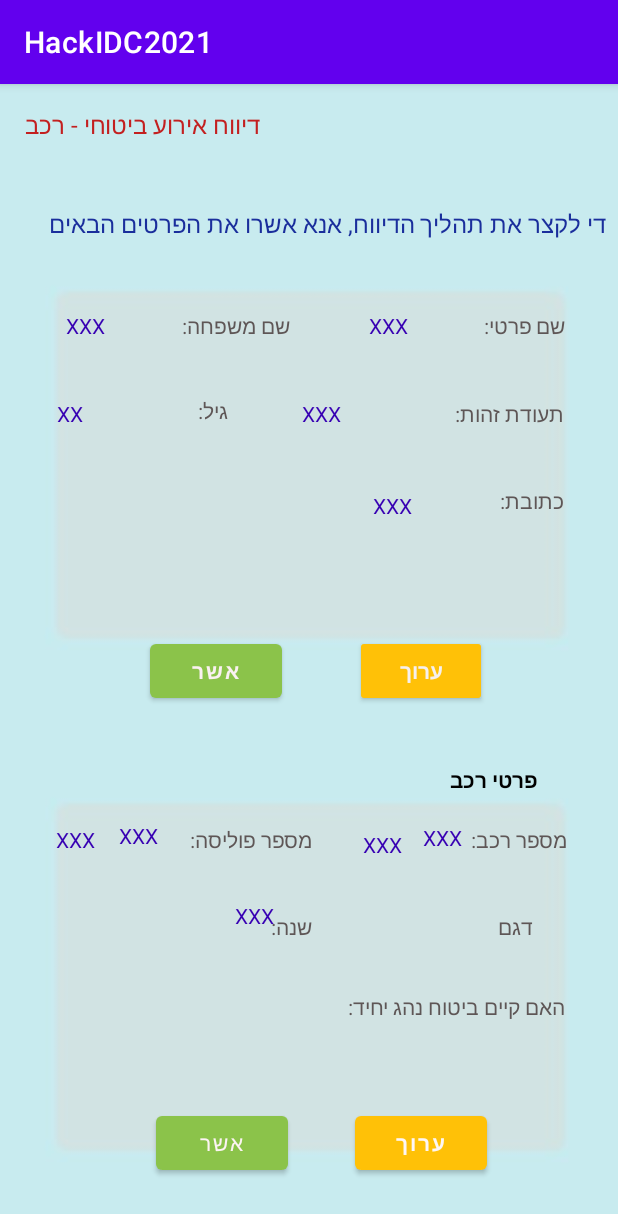
After one commit to ran6996/HackIDC2021, an Android app: the personal_details screen opened directly, with no data from a screen before it, on a phone screen of 412 x 824 dp. The commit adds this screen. Shown: the top 1214 px of the screen. Run offline under Robolectric (Android 15) with nearby library versions, the light colour scheme and no system bars.

Commit message:
gil 3rd page

```diff
--- a/app/src/main/AndroidManifest.xml
+++ b/app/src/main/AndroidManifest.xml
@@ -9,7 +9,8 @@
         android:roundIcon="@mipmap/ic_launcher_round"
         android:supportsRtl="true"
         android:theme="@style/Theme.HackIDC2021">
-        <activity android:name=".choose_subject"></activity>
+        <activity android:name=".personal_details"></activity>
+        <activity android:name=".choose_subject" />
         <activity android:name=".MainActivity">
             <intent-filter>
                 <action android:name="android.intent.action.MAIN" />
--- a/app/src/main/java/com/example/hackidc2021/choose_subject.kt
+++ b/app/src/main/java/com/example/hackidc2021/choose_subject.kt
@@ -2,10 +2,14 @@ package com.example.hackidc2021
 
 import androidx.appcompat.app.AppCompatActivity
 import android.os.Bundle
+import kotlinx.android.synthetic.main.activity_main.*
+import kotlinx.android.synthetic.main.activity_choose_subject.*
+
 
 class choose_subject : AppCompatActivity() {
     override fun onCreate(savedInstanceState: Bundle?) {
         super.onCreate(savedInstanceState)
         setContentView(R.layout.activity_choose_subject)
+        person_name_box.setText(person.name);
     }
 }
--- /dev/null
+++ b/app/src/main/java/com/example/hackidc2021/personal_details.kt
@@ -0,0 +1,11 @@
+package com.example.hackidc2021
+
+import androidx.appcompat.app.AppCompatActivity
+import android.os.Bundle
+
+class personal_details : AppCompatActivity() {
+    override fun onCreate(savedInstanceState: Bundle?) {
+        super.onCreate(savedInstanceState)
+        setContentView(R.layout.activity_personal_details)
+    }
+}
--- a/app/src/main/res/layout/activity_choose_subject.xml
+++ b/app/src/main/res/layout/activity_choose_subject.xml
@@ -14,7 +14,7 @@
         android:layout_marginTop="88dp"
         android:layout_marginEnd="73dp"
         android:layout_marginRight="73dp"
-        android:text="שלום "
+        android:text="@string/hi"
         app:layout_constraintEnd_toEndOf="parent"
         app:layout_constraintTop_toTopOf="parent" />
 
@@ -26,7 +26,7 @@
         android:layout_marginLeft="20dp"
         android:layout_marginTop="12dp"
         android:layout_marginBottom="316dp"
-        android:text="ביטוח רפואי"
+        android:text="@string/med_in"
         app:backgroundTint="#3F51B5"
         app:layout_constraintBottom_toBottomOf="parent"
         app:layout_constraintStart_toStartOf="parent"
@@ -39,7 +39,7 @@
         android:layout_marginTop="80dp"
         android:layout_marginEnd="60dp"
         android:layout_marginRight="60dp"
-        android:text="עבור איזה ביטוח ברצונך להעלות דיווח?"
+        android:text="@string/quest"
         android:textSize="20sp"
         app:layout_constraintEnd_toEndOf="parent"
         app:layout_constraintTop_toBottomOf="@+id/textView7" />
@@ -54,7 +54,7 @@
         android:layout_marginEnd="14dp"
         android:layout_marginRight="14dp"
         android:layout_marginBottom="316dp"
-        android:text="ביטוח רכב"
+        android:text="@string/car_in"
         app:backgroundTint="#3F51B5"
         app:layout_constraintBottom_toBottomOf="parent"
         app:layout_constraintEnd_toStartOf="@+id/button5"
@@ -69,7 +69,7 @@
         android:layout_marginEnd="20dp"
         android:layout_marginRight="20dp"
         android:layout_marginBottom="316dp"
-        android:text="ביטוח דירה"
+        android:text="@string/apart_in"
         app:backgroundTint="#3F51B5"
         app:layout_constraintBottom_toBottomOf="parent"
         app:layout_constraintEnd_toEndOf="parent"
@@ -82,6 +82,7 @@
         android:layout_marginStart="5dp"
         android:layout_marginLeft="5dp"
         android:layout_marginTop="38dp"
+        android:importantForAccessibility="no"
         app:layout_constraintStart_toStartOf="parent"
         app:layout_constraintTop_toBottomOf="@+id/textView8"
         app:srcCompat="@drawable/car" />
@@ -93,6 +94,8 @@
         android:layout_marginTop="38dp"
         android:layout_marginEnd="18dp"
         android:layout_marginRight="18dp"
+        android:contentDescription="@string/imim"
+        android:importantForAccessibility="no"
         app:layout_constraintEnd_toStartOf="@+id/imageView3"
         app:layout_constraintStart_toEndOf="@+id/imageView"
         app:layout_constraintTop_toBottomOf="@+id/textView8"
@@ -105,6 +108,8 @@
         android:layout_marginTop="37dp"
         android:layout_marginEnd="10dp"
         android:layout_marginRight="10dp"
+        android:contentDescription="@string/amam"
+        android:importantForAccessibility="no"
         app:layout_constraintEnd_toEndOf="parent"
         app:layout_constraintTop_toBottomOf="@+id/textView8"
         app:srcCompat="@drawable/home" />
@@ -116,6 +121,7 @@
         android:layout_marginTop="88dp"
         android:layout_marginEnd="11dp"
         android:layout_marginRight="11dp"
+        android:text="@string/name_name"
         app:layout_constraintEnd_toStartOf="@+id/textView7"
         app:layout_constraintTop_toTopOf="parent" />
 
--- a/app/src/main/res/layout/activity_main.xml
+++ b/app/src/main/res/layout/activity_main.xml
@@ -122,7 +122,7 @@
         android:layout_marginEnd="10dp"
         android:layout_marginRight="10dp"
         android:ems="10"
-        android:hint="  "
+        android:hint="@string/nn"
         android:importantForAccessibility="no"
         android:importantForAutofill="no"
         android:inputType="textPersonName"
@@ -138,7 +138,7 @@
         android:layout_marginEnd="41dp"
         android:layout_marginRight="41dp"
         android:ems="10"
-        android:hint=" "
+        android:hint="@string/mm"
         android:importantForAccessibility="no"
         android:importantForAutofill="no"
         android:inputType="textPassword"
--- /dev/null
+++ b/app/src/main/res/layout/activity_personal_details.xml
@@ -0,0 +1,384 @@
+<?xml version="1.0" encoding="utf-8"?>
+<androidx.constraintlayout.widget.ConstraintLayout xmlns:android="http://schemas.android.com/apk/res/android"
+    xmlns:app="http://schemas.android.com/apk/res-auto"
+    xmlns:tools="http://schemas.android.com/tools"
+    android:layout_width="match_parent"
+    android:layout_height="match_parent"
+    android:background="#C8EBEF"
+    tools:context=".personal_details">
+
+    <TextView
+        android:id="@+id/textView9"
+        android:layout_width="wrap_content"
+        android:layout_height="wrap_content"
+        android:layout_marginStart="16dp"
+        android:layout_marginLeft="16dp"
+        android:layout_marginTop="16dp"
+        android:text="@string/a"
+        android:textColor="#C32020"
+        android:textSize="16sp"
+        app:layout_constraintStart_toStartOf="parent"
+        app:layout_constraintTop_toTopOf="parent" />
+
+    <TextView
+        android:id="@+id/textView10"
+        android:layout_width="wrap_content"
+        android:layout_height="wrap_content"
+        android:layout_marginTop="44dp"
+        android:layout_marginEnd="8dp"
+        android:layout_marginRight="8dp"
+        android:text="@string/ac"
+        android:textColor="#1A2E9C"
+        android:textSize="16sp"
+        app:layout_constraintEnd_toEndOf="parent"
+        app:layout_constraintTop_toBottomOf="@+id/textView9" />
+
+    <ImageView
+        android:id="@+id/imageView9"
+        android:layout_width="wrap_content"
+        android:layout_height="wrap_content"
+        android:layout_marginTop="8dp"
+        app:layout_constraintEnd_toEndOf="parent"
+        app:layout_constraintTop_toBottomOf="@+id/textView10"
+        app:srcCompat="@drawable/par"
+        android:contentDescription="@string/ae" />
+
+    <ImageView
+        android:id="@+id/imageView10"
+        android:layout_width="wrap_content"
+        android:layout_height="wrap_content"
+        android:layout_marginTop="52dp"
+        android:contentDescription="@string/aj"
+        app:layout_constraintEnd_toEndOf="parent"
+        app:layout_constraintTop_toBottomOf="@+id/imageView9"
+        app:srcCompat="@drawable/par" />
+
+    <TextView
+        android:id="@+id/textView12"
+        android:layout_width="wrap_content"
+        android:layout_height="wrap_content"
+        android:layout_marginTop="151dp"
+        android:layout_marginEnd="35dp"
+        android:layout_marginRight="35dp"
+        android:text="@string/e"
+        android:textColor="#5E5656"
+        app:layout_constraintEnd_toEndOf="parent"
+        app:layout_constraintTop_toTopOf="parent" />
+
+    <TextView
+        android:id="@+id/textView13"
+        android:layout_width="wrap_content"
+        android:layout_height="wrap_content"
+        android:layout_marginStart="121dp"
+        android:layout_marginLeft="121dp"
+        android:layout_marginTop="151dp"
+        android:text="@string/g"
+        android:textColor="#5E5656"
+        app:layout_constraintStart_toStartOf="parent"
+        app:layout_constraintTop_toTopOf="parent" />
+
+    <TextView
+        android:id="@+id/textView15"
+        android:layout_width="wrap_content"
+        android:layout_height="wrap_content"
+        android:layout_marginTop="210dp"
+        android:layout_marginEnd="36dp"
+        android:layout_marginRight="36dp"
+        android:text="@string/h"
+        android:textColor="#5E5656"
+        app:layout_constraintEnd_toEndOf="parent"
+        app:layout_constraintTop_toTopOf="parent" />
+
+    <TextView
+        android:id="@+id/textView16"
+        android:layout_width="wrap_content"
+        android:layout_height="wrap_content"
+        android:layout_marginTop="208dp"
+        android:layout_marginEnd="260dp"
+        android:layout_marginRight="260dp"
+        android:text="@string/t"
+        android:textColor="#5E5656"
+        app:layout_constraintEnd_toEndOf="parent"
+        app:layout_constraintTop_toTopOf="parent" />
+
+    <TextView
+        android:id="@+id/textView17"
+        android:layout_width="wrap_content"
+        android:layout_height="wrap_content"
+        android:layout_marginTop="268dp"
+        android:layout_marginEnd="36dp"
+        android:layout_marginRight="36dp"
+        android:text="@string/i"
+        android:textColor="#5E5656"
+        app:layout_constraintEnd_toEndOf="parent"
+        app:layout_constraintTop_toTopOf="parent" />
+
+    <Button
+        android:id="@+id/button7"
+        android:layout_width="wrap_content"
+        android:layout_height="wrap_content"
+        android:layout_marginStart="100dp"
+        android:layout_marginLeft="100dp"
+        android:layout_marginBottom="38dp"
+        android:text="@string/j"
+        android:textColor="#FAF1F1"
+        android:textStyle="bold"
+        app:backgroundTint="#8BC34A"
+        app:layout_constraintBottom_toTopOf="@+id/imageView10"
+        app:layout_constraintStart_toStartOf="parent" />
+
+    <Button
+        android:id="@+id/button8"
+        style="@style/Widget.AppCompat.Button.Colored"
+        android:layout_width="wrap_content"
+        android:layout_height="wrap_content"
+        android:layout_marginEnd="87dp"
+        android:layout_marginRight="87dp"
+        android:layout_marginBottom="38dp"
+        android:text="@string/k"
+        android:textColor="#F6F0F0"
+        android:textStyle="bold"
+        app:backgroundTint="#FFC107"
+        app:iconTint="#F8F5F5"
+        app:layout_constraintBottom_toTopOf="@+id/imageView10"
+        app:layout_constraintEnd_toEndOf="parent"
+        app:rippleColor="#BD2121" />
+
+    <Button
+        android:id="@+id/button9"
+        android:layout_width="wrap_content"
+        android:layout_height="wrap_content"
+        android:layout_marginEnd="87dp"
+        android:layout_marginRight="87dp"
+        android:layout_marginBottom="38dp"
+        android:text="@string/c"
+        android:textColor="#FDF6F6"
+        android:textStyle="bold"
+        app:backgroundTint="#FFC107"
+        app:layout_constraintBottom_toBottomOf="parent"
+        app:layout_constraintEnd_toEndOf="parent"
+        app:strokeColor="#FFC107" />
+
+    <Button
+        android:id="@+id/button10"
+        android:layout_width="wrap_content"
+        android:layout_height="wrap_content"
+        android:layout_marginStart="104dp"
+        android:layout_marginLeft="104dp"
+        android:layout_marginBottom="38dp"
+        android:text="@string/ab"
+        android:textColor="#FDF4F4"
+        app:backgroundTint="#8BC34A"
+        app:iconTint="#EDE4E4"
+        app:layout_constraintBottom_toBottomOf="parent"
+        app:layout_constraintStart_toStartOf="parent" />
+
+    <TextView
+        android:id="@+id/textView19"
+        android:layout_width="wrap_content"
+        android:layout_height="wrap_content"
+        android:layout_marginStart="273dp"
+        android:layout_marginLeft="273dp"
+        android:layout_marginTop="10dp"
+        android:layout_marginBottom="697dp"
+        android:text="@string/s"
+        android:textColor="@color/black"
+        android:textStyle="bold"
+        app:layout_constraintBottom_toBottomOf="parent"
+        app:layout_constraintStart_toStartOf="parent"
+        app:layout_constraintTop_toBottomOf="@+id/textView10" />
+
+    <TextView
+        android:id="@+id/textView25"
+        android:layout_width="wrap_content"
+        android:layout_height="wrap_content"
+        android:layout_marginTop="605dp"
+        android:layout_marginEnd="35dp"
+        android:layout_marginRight="35dp"
+        android:text="@string/w"
+        android:textColor="#5E5656"
+        app:layout_constraintEnd_toEndOf="parent"
+        app:layout_constraintTop_toTopOf="parent" />
+
+    <TextView
+        android:id="@+id/textView22"
+        android:layout_width="wrap_content"
+        android:layout_height="wrap_content"
+        android:layout_marginTop="494dp"
+        android:layout_marginEnd="34dp"
+        android:layout_marginRight="34dp"
+        android:text="@string/q"
+        android:textColor="#5E5656"
+        app:layout_constraintEnd_toEndOf="parent"
+        app:layout_constraintTop_toTopOf="parent" />
+
+    <TextView
+        android:id="@+id/textView20"
+        android:layout_width="wrap_content"
+        android:layout_height="wrap_content"
+        android:layout_marginStart="299dp"
+        android:layout_marginLeft="299dp"
+        android:layout_marginTop="454dp"
+        android:text="@string/m"
+        android:textColor="@color/black"
+        android:textStyle="bold"
+        app:layout_constraintStart_toStartOf="parent"
+        app:layout_constraintTop_toTopOf="parent" />
+
+    <TextView
+        android:id="@+id/textView24"
+        android:layout_width="wrap_content"
+        android:layout_height="wrap_content"
+        android:layout_marginTop="494dp"
+        android:layout_marginEnd="204dp"
+        android:layout_marginRight="204dp"
+        android:text="@string/f"
+        android:textColor="#5E5656"
+        app:layout_constraintEnd_toEndOf="parent"
+        app:layout_constraintTop_toTopOf="parent" />
+
+    <TextView
+        android:id="@+id/textView23"
+        android:layout_width="wrap_content"
+        android:layout_height="wrap_content"
+        android:layout_marginTop="552dp"
+        android:layout_marginEnd="204dp"
+        android:layout_marginRight="204dp"
+        android:text="@string/v"
+        android:textColor="#5E5656"
+        app:layout_constraintEnd_toEndOf="parent"
+        app:layout_constraintTop_toTopOf="parent" />
+
+    <TextView
+        android:id="@+id/textView21"
+        android:layout_width="wrap_content"
+        android:layout_height="wrap_content"
+        android:layout_marginStart="332dp"
+        android:layout_marginLeft="332dp"
+        android:layout_marginTop="552dp"
+        android:text="@string/ad"
+        android:textColor="#5E5656"
+        app:layout_constraintStart_toStartOf="parent"
+        app:layout_constraintTop_toTopOf="parent" />
+
+    <TextView
+        android:id="@+id/private_name"
+        android:layout_width="wrap_content"
+        android:layout_height="wrap_content"
+        android:layout_marginTop="151dp"
+        android:layout_marginEnd="140dp"
+        android:layout_marginRight="140dp"
+        android:text="@string/r"
+        android:textColor="@color/purple_700"
+        app:layout_constraintEnd_toEndOf="parent"
+        app:layout_constraintTop_toTopOf="parent" />
+
+    <TextView
+        android:id="@+id/last_name"
+        android:layout_width="wrap_content"
+        android:layout_height="wrap_content"
+        android:layout_marginStart="44dp"
+        android:layout_marginLeft="44dp"
+        android:layout_marginTop="151dp"
+        android:text="@string/l"
+        android:textColor="@color/purple_700"
+        app:layout_constraintStart_toStartOf="parent"
+        app:layout_constraintTop_toTopOf="parent" />
+
+    <TextView
+        android:id="@+id/tz"
+        android:layout_width="wrap_content"
+        android:layout_height="wrap_content"
+        android:layout_marginStart="201dp"
+        android:layout_marginLeft="201dp"
+        android:layout_marginTop="210dp"
+        android:text="@string/u"
+        android:textColor="@color/purple_700"
+        app:layout_constraintStart_toStartOf="parent"
+        app:layout_constraintTop_toTopOf="parent" />
+
+    <TextView
+        android:id="@+id/age"
+        android:layout_width="wrap_content"
+        android:layout_height="wrap_content"
+        android:layout_marginStart="38dp"
+        android:layout_marginLeft="38dp"
+        android:layout_marginTop="210dp"
+        android:text="@string/p"
+        android:textColor="@color/purple_700"
+        app:layout_constraintStart_toStartOf="parent"
+        app:layout_constraintTop_toTopOf="parent" />
+
+    <TextView
+        android:id="@+id/address"
+        android:layout_width="wrap_content"
+        android:layout_height="wrap_content"
+        android:layout_marginTop="271dp"
+        android:layout_marginEnd="137dp"
+        android:layout_marginRight="137dp"
+        android:text="@string/o"
+        android:textColor="@color/purple_700"
+        app:layout_constraintEnd_toEndOf="parent"
+        app:layout_constraintTop_toTopOf="parent" />
+
+    <TextView
+        android:id="@+id/car_num"
+        android:layout_width="wrap_content"
+        android:layout_height="wrap_content"
+        android:layout_marginTop="497dp"
+        android:layout_marginEnd="144dp"
+        android:layout_marginRight="144dp"
+        android:text="@string/n"
+        android:textColor="@color/purple_700"
+        app:layout_constraintEnd_toEndOf="parent"
+        app:layout_constraintTop_toTopOf="parent" />
+
+    <TextView
+        android:id="@+id/policy_num"
+        android:layout_width="wrap_content"
+        android:layout_height="wrap_content"
+        android:layout_marginStart="37dp"
+        android:layout_marginLeft="37dp"
+        android:layout_marginTop="494dp"
+        android:text="@string/x"
+        android:textColor="@color/purple_700"
+        app:layout_constraintStart_toStartOf="parent"
+        app:layout_constraintTop_toTopOf="parent" />
+
+    <TextView
+        android:id="@+id/firm"
+        android:layout_width="wrap_content"
+        android:layout_height="wrap_content"
+        android:layout_marginEnd="104dp"
+        android:layout_marginRight="104dp"
+        android:layout_marginBottom="256dp"
+        android:text="@string/y"
+        android:textColor="@color/purple_700"
+        app:layout_constraintBottom_toBottomOf="parent"
+        app:layout_constraintEnd_toEndOf="parent" />
+
+    <TextView
+        android:id="@+id/year"
+        android:layout_width="wrap_content"
+        android:layout_height="wrap_content"
+        android:layout_marginStart="79dp"
+        android:layout_marginLeft="79dp"
+        android:layout_marginBottom="257dp"
+        android:text="@string/z"
+        android:textColor="@color/purple_700"
+        app:layout_constraintBottom_toBottomOf="parent"
+        app:layout_constraintStart_toStartOf="parent" />
+
+    <TextView
+        android:id="@+id/driver"
+        android:layout_width="wrap_content"
+        android:layout_height="wrap_content"
+        android:layout_marginEnd="229dp"
+        android:layout_marginRight="229dp"
+        android:layout_marginBottom="204dp"
+        android:text="@string/aa"
+        android:textColor="@color/purple_700"
+        app:layout_constraintBottom_toBottomOf="parent"
+        app:layout_constraintEnd_toEndOf="parent" />
+
+</androidx.constraintlayout.widget.ConstraintLayout>
--- a/app/src/main/res/values/strings.xml
+++ b/app/src/main/res/values/strings.xml
@@ -7,4 +7,46 @@
     <string name="use_title">שם משתמש</string>
     <string name="forget_title">שכחת את הסיסמא?</string>
     <string name="connect_order_title">התחבר</string>
+    <string name="a">דיווח אירוע ביטוחי - רכב</string>
+    <string name="b">כדי לקצר את תהליך הדיווח, אנא אשרו את הפרטים הבאים:</string>
+    <string name="c">ערוך</string>
+    <string name="d">דגם:</string>
+    <string name="e">שם פרטי:</string>
+    <string name="f">מספר פוליסה:</string>
+    <string name="g">שם משפחה:</string>
+    <string name="h">תעודת זהות:</string>
+    <string name="i">כתובת:</string>
+    <string name="j">אשר</string>
+    <string name="k">ערוך</string>
+    <string name="l">XXX</string>
+    <string name="m">פרטי רכב</string>
+    <string name="n">XXX</string>
+    <string name="o">XXX</string>
+    <string name="p">XX</string>
+    <string name="q">מספר רכב:</string>
+    <string name="r">XXX</string>
+    <string name="s">פרטים אישיים</string>
+    <string name="t">גיל:</string>
+    <string name="u">XXX</string>
+    <string name="v">שנה:</string>
+    <string name="w">האם קיים ביטוח נהג יחיד:</string>
+    <string name="x">XXX</string>
+    <string name="y">XXX</string>
+    <string name="z">XXX</string>
+    <string name="aa">XXX</string>
+    <string name="ab">אשר</string>
+    <string name="ac">די לקצר את תהליך הדיווח, אנא אשרו את הפרטים הבאים</string>
+    <string name="ad">דגם</string>
+    <string name="ae">TODO</string>
+    <string name="aj">j</string>
+    <string name="hi">שלום</string>
+    <string name="med_in">ביטוח רפואי</string>
+    <string name="quest">עבור איזה ביטוח ברצונך להעלות דיווח?</string>
+    <string name="car_in">ביטוח רכב</string>
+    <string name="apart_in">ביטוח דירה</string>
+    <string name="name_name">fff</string>
+    <string name="imim">to</string>
+    <string name="amam">tofo</string>
+    <string name="nn" />
+    <string name="mm" />
 </resources>
```
Also changed, not shown: app/src/main/res/drawable/par.jpg (added).
